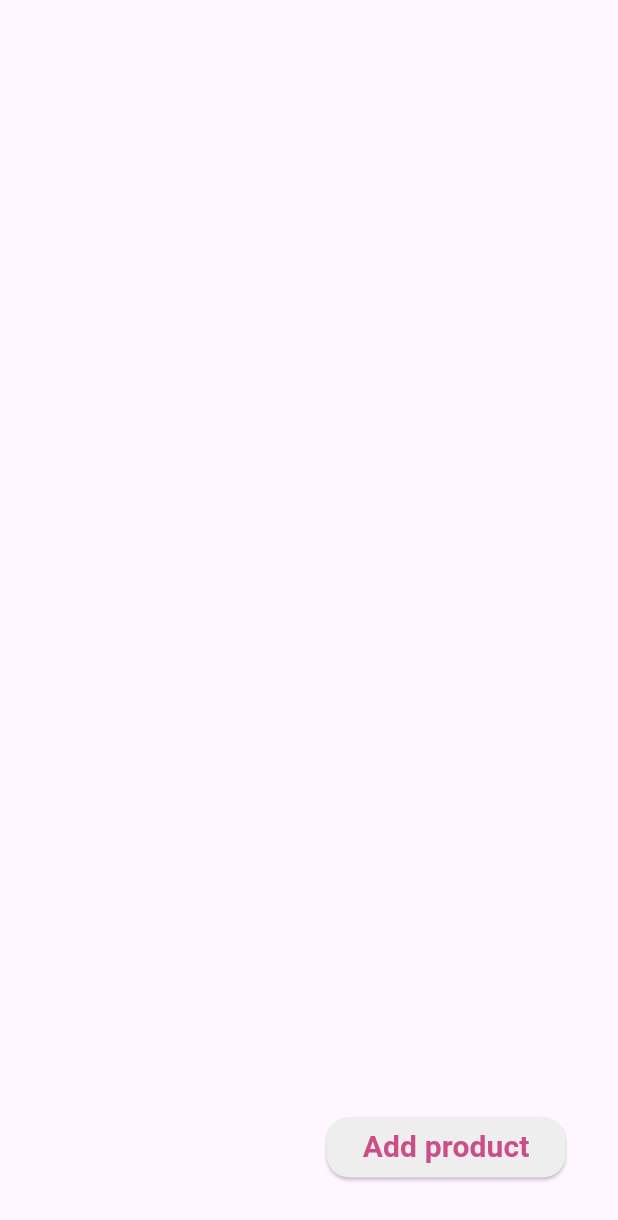
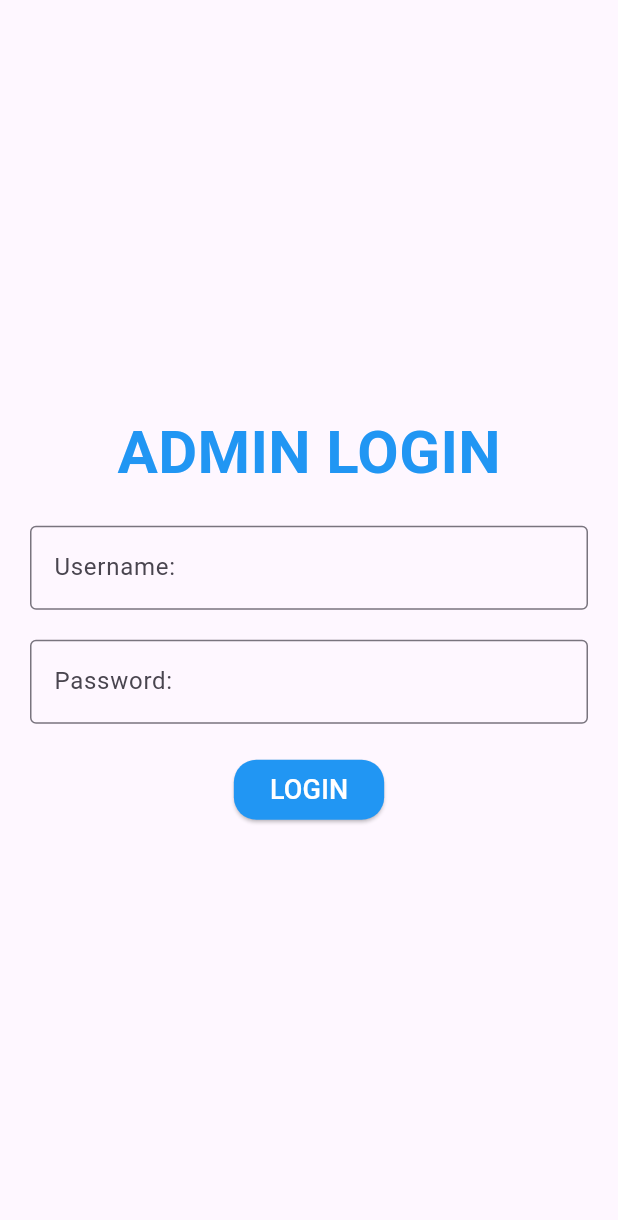
Before and after one commit to bichloan1704/flutter_midterm, a Flutter app: the screen it shows after launch, on a phone screen of 412 x 824 dp. Shown: the top 1220 px of the screen. Run offline on Flutter 3.47's test engine with Material 3 defaults, Android fonts, the light colour scheme and no system bars; our stand-ins replace cloud_firestore, firebase_core; accounts and stored records are empty.

Commit message:
update login

```diff
--- a/lib/controllers/controller.dart
+++ b/lib/controllers/controller.dart
@@ -13,6 +13,18 @@ class ProductController {
           ProductModel.fromMap(doc.id, doc.data() as Map<String, dynamic>));
     }
     return products;
+  }
+
+  Future<bool> login(String username, String password) async{
+    QuerySnapshot querySnapshot = await _db.collection('users').get();
+    UserModel userModel;
+    for (var doc in querySnapshot.docs) {
+      userModel = UserModel.fromMap(doc.id, doc.data() as Map<String, dynamic>);
+      if (userModel.username == username && userModel.password == password) {
+        return true;
+      }
+    }
+    return false;
   }
 
   Stream<List<ProductModel>> fetchProducts() {
--- a/lib/main.dart
+++ b/lib/main.dart
@@ -1,8 +1,8 @@
 import 'package:firebase_core/firebase_core.dart';
 import 'package:flutter/material.dart';
+import 'package:flutter_gki/view/login.dart';
 
 import 'firebase_options.dart';
-import 'view/home.dart';
 
 void main() async {
   WidgetsFlutterBinding.ensureInitialized();
@@ -18,7 +18,7 @@ class MyApp extends StatelessWidget {
   Widget build(BuildContext context) {
     return MaterialApp(
       debugShowCheckedModeBanner: false,
-      home: ProductListView(),
+      home: LoginPage(),
     );
   }
 }
--- a/lib/models/model.dart
+++ b/lib/models/model.dart
@@ -26,3 +26,15 @@ class ProductModel {
     };
   }
 }
+class UserModel{
+  String id,username, password;
+  UserModel({required this.id, required this.username, required this.password});
+
+  factory UserModel.fromMap(String id, Map<String, dynamic> users){
+    return UserModel(
+      id: id,
+      username: users['name'] ?? '',
+      password: users['password'] ?? '',
+    );
+  }
+}
--- a/lib/view/edit_product.dart
+++ b/lib/view/edit_product.dart
@@ -1,6 +1,5 @@
 import 'package:flutter/material.dart';
 import 'package:flutter_gki/controllers/controller.dart';
-import '../view/home.dart';
 import '../models/model.dart';
 
 class EditProduct extends StatefulWidget {
@@ -23,6 +22,7 @@ class EditProductState extends State<EditProduct>{
   TextEditingController imageProduct = TextEditingController();
 
   ProductController productController = ProductController();
+  // chỉnh lưu trong csdl
   void editProduct(){
     productController.updateProduct(ProductModel(
       id: widget.id,
@@ -35,6 +35,7 @@ class EditProductState extends State<EditProduct>{
 
   @override
   Widget build(BuildContext context) {
+    // hiển thị
     productName.text = widget.name;
     categoryName.text = widget.category;
     priceProduct.text = widget.price;
--- a/lib/view/home.dart
+++ b/lib/view/home.dart
@@ -1,6 +1,6 @@
 import 'dart:async';
 
-import 'package:cloud_firestore/cloud_firestore.dart';
+// import 'package:cloud_firestore/cloud_firestore.dart';
 import 'package:flutter/material.dart';
 import 'package:flutter_gki/view/create_product.dart';
 import '../controllers/controller.dart';
--- /dev/null
+++ b/lib/view/login.dart
@@ -0,0 +1,110 @@
+import 'package:flutter/material.dart';
+import '../view/home.dart';
+import '../controllers/controller.dart';
+import '../models/model.dart';
+
+class LoginPage extends StatefulWidget {
+  @override
+  LoginPageState createState() => LoginPageState();
+}
+
+class LoginPageState extends State<LoginPage> {
+  TextEditingController username = TextEditingController();
+  TextEditingController password = TextEditingController();
+  final ProductController productController = ProductController();
+
+  // @override
+  // void initState() {
+  //   super.initState();
+  //   getAdmin();
+  // }
+
+  // Future<void> getAdmin() async {
+  //   var fetchedUsers = await productController.getAdmin();
+  //   users = fetchedUsers;
+  // }
+
+  bool checkLogin() {
+    if (username.text.isEmpty || password.text.isEmpty) {
+      ScaffoldMessenger.of(context)
+          .showSnackBar(SnackBar(content: Text('Please fill completely!')));
+
+      return false;
+    }
+    return true;
+  }
+
+  void login() async {
+    if (checkLogin()) {
+      if (await productController.login(username.text, password.text)) {
+        ScaffoldMessenger.of(context)
+            .showSnackBar(SnackBar(content: Text('Login successfully!')));
+        Navigator.push(
+          context,
+          MaterialPageRoute(builder: (context) => ProductListView()),
+        );
+      }else{
+        ScaffoldMessenger.of(context)
+            .showSnackBar(SnackBar(content: Text('Incorrect username or password!')));
+      }
+    }
+  }
+
+  @override
+  Widget build(BuildContext context) {
+    return Scaffold(
+      body: Container(
+        padding: EdgeInsets.only(left: 20, right: 20),
+        child: Column(
+          mainAxisAlignment: MainAxisAlignment.center,
+          children: [
+            Text(
+              'ADMIN LOGIN',
+              style: TextStyle(
+                  fontSize: 40,
+                  color: Colors.blue,
+                  fontWeight: FontWeight.bold),
+            ),
+            SizedBox(
+              height: 20,
+            ),
+            TextField(
+              controller: username,
+              decoration: InputDecoration(
+                  labelText: "Username:", border: OutlineInputBorder()),
+            ),
+            SizedBox(
+              height: 20,
+            ),
+            TextField(
+              obscureText: true,
+              controller: password,
+              decoration: InputDecoration(
+                  labelText: "Password:", border: OutlineInputBorder()),
+            ),
+            SizedBox(
+              height: 20,
+            ),
+            ElevatedButton(
+              onPressed: () {
+                login();
+              },
+              style: ElevatedButton.styleFrom(
+                  shape: RoundedRectangleBorder(
+                    borderRadius: BorderRadius.circular(15),
+                  ),
+                  backgroundColor: Colors.blue),
+              child: Text(
+                "LOGIN",
+                style: TextStyle(
+                  fontSize: 18,
+                  color: Colors.white,
+                ),
+              ),
+            ),
+          ],
+        ),
+      ),
+    );
+  }
+}
```
